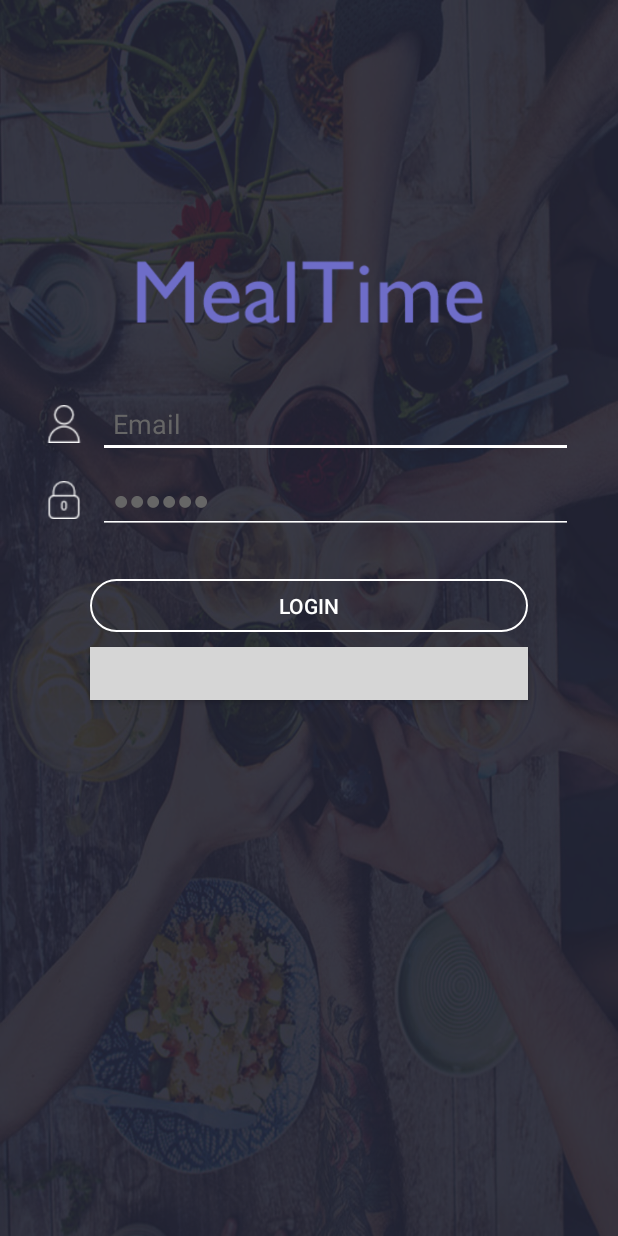
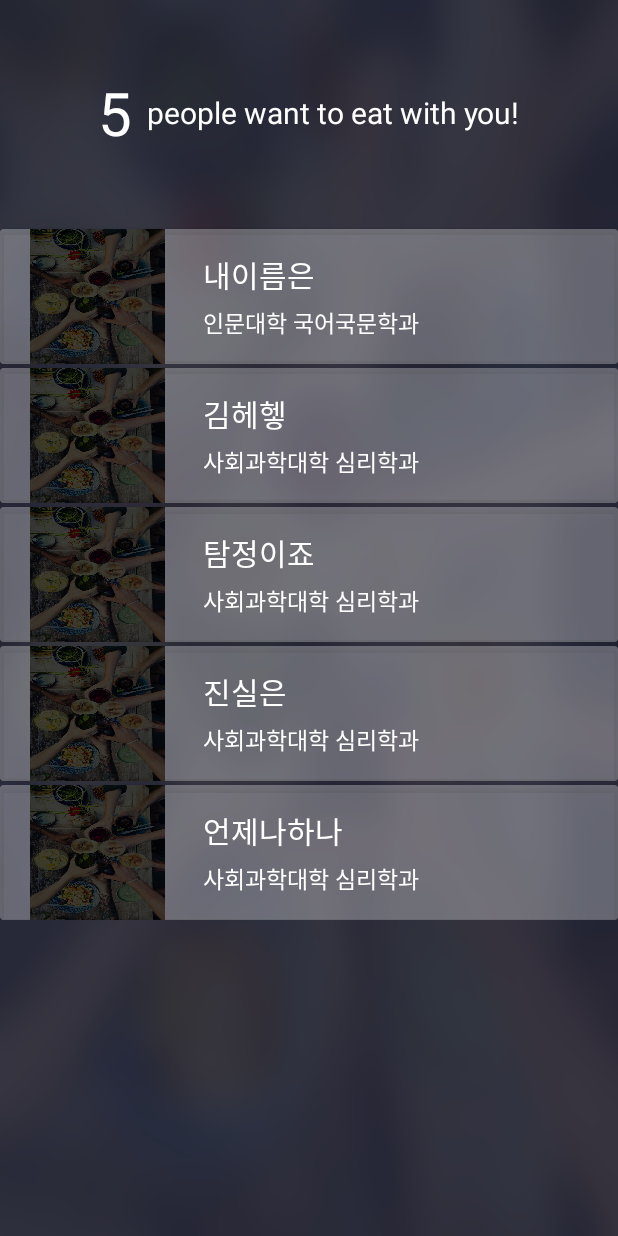
Before and after one commit to haeungun/MealTime_Android, an Android app: the screen it shows after launch (LoginActivity before the commit, MainActivity after it), after a tap on "LOGIN", on a phone screen of 412 x 824 dp. Run offline under Robolectric (Android 15) with nearby library versions, the phone set to English and light mode, and no system bars; our stand-ins replace Firebase (no records; nobody signed in at launch, a user with empty details on screens opened directly), data binding; grey boxes are pictures that could not be loaded.

Commit message:
Main activity.

```diff
--- a/app/build.gradle
+++ b/app/build.gradle
@@ -38,6 +38,8 @@ dependencies {
     })
     compile 'com.android.support:appcompat-v7:25.3.1'
     compile 'com.android.support.constraint:constraint-layout:1.0.2'
+    compile 'com.android.support:cardview-v7:25.3.+'
+    compile 'com.android.support:recyclerview-v7:25.3.+'
     compile 'com.google.firebase:firebase-core:10.0.1'
     compile 'com.google.firebase:firebase-auth:10.0.1'
     compile 'com.google.firebase:firebase-database:10.0.1'
@@ -45,4 +47,5 @@ dependencies {
 }
 
 
+
 apply plugin: 'com.google.gms.google-services'
--- a/app/src/main/AndroidManifest.xml
+++ b/app/src/main/AndroidManifest.xml
@@ -16,7 +16,8 @@
                 <category android:name="android.intent.category.LAUNCHER" />
             </intent-filter>
         </activity>
-        <activity android:name=".view.SignUpActivity"></activity>
+        <activity android:name=".view.SignUpActivity" />
+        <activity android:name=".view.MainActivity"></activity>
     </application>
 
 </manifest>
--- /dev/null
+++ b/app/src/main/java/com/example/haeunkim/mealtime/model/Item.java
@@ -0,0 +1,38 @@
+package com.example.haeunkim.mealtime.model;
+
+
+public class Item {
+    int imgae;
+    String nickName;
+    String major;
+
+    public Item(int image, String nickName, String major) {
+        this.imgae = image;
+        this.nickName = nickName;
+        this.major = major;
+    }
+
+    public int getImgae() {
+        return imgae;
+    }
+
+    public void setImgae(int imgae) {
+        this.imgae = imgae;
+    }
+
+    public String getNickName() {
+        return nickName;
+    }
+
+    public void setNickName(String nickName) {
+        this.nickName = nickName;
+    }
+
+    public String getMajor() {
+        return major;
+    }
+
+    public void setMajor(String major) {
+        this.major = major;
+    }
+}
--- /dev/null
+++ b/app/src/main/java/com/example/haeunkim/mealtime/view/MainActivity.java
@@ -0,0 +1,37 @@
+package com.example.haeunkim.mealtime.view;
+
+import android.app.Activity;
+import android.databinding.DataBindingUtil;
+import android.os.Bundle;
+import android.support.v7.widget.LinearLayoutManager;
+import android.support.v7.widget.RecyclerView;
+
+import com.example.haeunkim.mealtime.R;
+import com.example.haeunkim.mealtime.databinding.MainBinding;
+import com.example.haeunkim.mealtime.viewmodel.MainViewModel;
+import com.example.haeunkim.mealtime.viewmodel.RecyclerAdapter;
+
+public class MainActivity extends Activity {
+    private MainBinding binding;
+    private MainViewModel viewModel;
+
+    @Override
+    protected void onCreate(Bundle savedInstanceState) {
+        super.onCreate(savedInstanceState);
+        this.initDataBinding();
+
+        RecyclerView recyclerView = binding.recycleview;
+        LinearLayoutManager layoutManager = new LinearLayoutManager(this);
+        recyclerView.setHasFixedSize(false);
+        recyclerView.setLayoutManager(layoutManager);
+
+        recyclerView.setAdapter(new RecyclerAdapter(this, R.layout.main));
+
+    }
+
+    private void initDataBinding() {
+        binding = DataBindingUtil.setContentView(this, R.layout.main);
+        viewModel = new MainViewModel(this);
+        binding.setViewModel(viewModel);
+    }
+}
--- a/app/src/main/java/com/example/haeunkim/mealtime/view/SignUpActivity.java
+++ b/app/src/main/java/com/example/haeunkim/mealtime/view/SignUpActivity.java
@@ -32,9 +32,9 @@ public class SignUpActivity extends Activity {
     @Override
     protected void onCreate(Bundle savedInstanceState) {
         super.onCreate(savedInstanceState);
-        setContentView(R.layout.sign_up);
+        this.initDataBinding();
+
         Auth auth = new Auth();
-
         List<String> majorList = new ArrayList<>();
 
         ArrayAdapter<String> adapter = new ArrayAdapter<>(this,
--- a/app/src/main/java/com/example/haeunkim/mealtime/viewmodel/LoginViewModel.java
+++ b/app/src/main/java/com/example/haeunkim/mealtime/viewmodel/LoginViewModel.java
@@ -6,6 +6,7 @@ import android.support.annotation.NonNull;
 import android.view.View;
 
 import com.example.haeunkim.mealtime.model.Util;
+import com.example.haeunkim.mealtime.view.MainActivity;
 import com.example.haeunkim.mealtime.view.SignUpActivity;
 
 public class LoginViewModel implements ViewModel {
@@ -36,7 +37,7 @@ public class LoginViewModel implements ViewModel {
     }
 
     public void onClickLogin(View v) {
-       // Util.goActivity(context, MainActivity.class);
+       Util.goActivity(context, MainActivity.class);
     }
 
     public void onClickSignUp(View v) {
--- /dev/null
+++ b/app/src/main/java/com/example/haeunkim/mealtime/viewmodel/MainViewModel.java
@@ -0,0 +1,33 @@
+package com.example.haeunkim.mealtime.viewmodel;
+
+import android.content.Context;
+import android.support.annotation.NonNull;
+
+
+public class MainViewModel implements ViewModel {
+    private Context context;
+
+    public MainViewModel(@NonNull Context context) {
+        this.context = context;
+    }
+
+    @Override
+    public void onCreate() {
+
+    }
+
+    @Override
+    public void onPause() {
+
+    }
+
+    @Override
+    public void onResume() {
+
+    }
+
+    @Override
+    public void onDestroy() {
+
+    }
+}
--- /dev/null
+++ b/app/src/main/java/com/example/haeunkim/mealtime/viewmodel/RecyclerAdapter.java
@@ -0,0 +1,108 @@
+package com.example.haeunkim.mealtime.viewmodel;
+
+
+import android.content.ClipData;
+import android.content.Context;
+import android.graphics.drawable.Drawable;
+import android.support.v4.content.ContextCompat;
+import android.support.v7.widget.CardView;
+import android.support.v7.widget.RecyclerView;
+import android.view.LayoutInflater;
+import android.view.View;
+import android.view.ViewGroup;
+import android.widget.ImageView;
+import android.widget.TextView;
+
+import com.example.haeunkim.mealtime.R;
+import com.example.haeunkim.mealtime.model.Auth;
+import com.example.haeunkim.mealtime.model.Item;
+import com.example.haeunkim.mealtime.model.Util;
+import com.google.firebase.database.DataSnapshot;
+import com.google.firebase.database.DatabaseError;
+import com.google.firebase.database.ValueEventListener;
+
+import java.util.ArrayList;
+import java.util.List;
+
+public class RecyclerAdapter extends RecyclerView.Adapter<RecyclerAdapter.ViewHolder> {
+
+    private Context context;
+    private List<Item> itemList;
+    private int itemLayout;
+
+    private Auth auth;
+
+    public RecyclerAdapter(Context context, int itemLayout) {
+        this.context = context;
+        this.itemList = new ArrayList<>();
+        this.auth = new Auth();
+
+        Item[] item = new Item[5];
+        item[0] = new Item(R.drawable.dinner1, "내이름은", "인문대학 국어국문학과");
+        item[1] = new Item(R.drawable.dinner1, "김헤헿", "사회과학대학 심리학과");
+        item[2] = new Item(R.drawable.dinner1, "탐정이죠", "사회과학대학 심리학과");
+        item[3] = new Item(R.drawable.dinner1, "진실은", "사회과학대학 심리학과");
+        item[4] = new Item(R.drawable.dinner1, "언제나하나", "사회과학대학 심리학과");
+        for (int i = 0; i < item.length; i++) {
+            itemList.add(item[i]);
+        }
+        this.itemLayout = itemLayout;
+    }
+
+    @Override
+    public ViewHolder onCreateViewHolder(ViewGroup parent, int viewType) {
+        View v = LayoutInflater.from(parent.getContext())
+                .inflate(R.layout.item_cardview, null, false);
+        return new ViewHolder(v);
+    }
+
+    @Override
+    public void onBindViewHolder(ViewHolder holder, int position) {
+        final Item item = itemList.get(position);
+        Drawable drawable = ContextCompat.getDrawable(context, item.getImgae());
+        holder.image.setBackground(drawable);
+        holder.nickName.setText(item.getNickName());
+        holder.major.setText(item.getMajor());
+        holder.cardView.setOnClickListener(view -> {
+            Util.showMessage(context, item.getNickName());
+        });
+    }
+
+    @Override
+    public int getItemCount() {
+        return this.itemList.size();
+    }
+
+    public class ViewHolder extends RecyclerView.ViewHolder {
+        ImageView image;
+        TextView nickName;
+        TextView major;
+        CardView cardView;
+
+        public ViewHolder(View itemView) {
+            super(itemView);
+            image = (ImageView) itemView.findViewById(R.id.item_image);
+            nickName = (TextView) itemView.findViewById(R.id.item_nickname);
+            major = (TextView) itemView.findViewById(R.id.item_major);
+            cardView = (CardView) itemView.findViewById(R.id.cardview);
+        }
+    }
+
+    private void setItems() {
+        auth.getReference().child("waiting").addValueEventListener(new ValueEventListener() {
+            @Override
+            public void onDataChange(DataSnapshot dataSnapshot) {
+                ArrayList<Item> items = (ArrayList<Item>) dataSnapshot.getValue();
+                for (Item item : items) {
+                    itemList.add(item);
+                }
+                Util.showMessage(context, items.size() + " !");
+            }
+
+            @Override
+            public void onCancelled(DatabaseError databaseError) {
+                Util.showMessage(context, "ERROR");
+            }
+        });
+    }
+}
--- /dev/null
+++ b/app/src/main/res/layout/item_cardview.xml
@@ -0,0 +1,58 @@
+<?xml version="1.0" encoding="utf-8"?>
+
+<RelativeLayout xmlns:android="http://schemas.android.com/apk/res/android"
+    xmlns:app="http://schemas.android.com/apk/res-auto"
+    android:orientation="vertical"
+    android:layout_width="match_parent"
+    android:layout_height="match_parent"
+    android:paddingTop="1dp">
+
+    <android.support.v7.widget.CardView
+        android:id="@+id/cardview"
+        android:layout_width="match_parent"
+        android:layout_height="wrap_content"
+        android:layout_marginTop="1dp"
+        app:cardBackgroundColor="@color/transparent_30">
+
+        <LinearLayout
+            android:background="@color/transparent"
+            android:layout_width="match_parent"
+            android:layout_height="match_parent"
+            android:orientation="horizontal">
+
+            <ImageView
+                android:id="@+id/item_image"
+                android:layout_width="90dp"
+                android:layout_height="90dp"
+                android:layout_marginLeft="20dp"/>
+
+            <LinearLayout
+                android:layout_width="match_parent"
+                android:layout_height="wrap_content"
+                android:layout_gravity="center"
+                android:layout_marginLeft="15dp"
+                android:orientation="vertical">
+
+                <TextView
+                    android:id="@+id/item_nickname"
+                    android:layout_width="match_parent"
+                    android:layout_height="wrap_content"
+                    android:paddingLeft="10dp"
+                    android:textSize="20sp"
+                    android:textColor="@color/white"/>
+
+                <TextView
+                    android:id="@+id/item_major"
+                    android:layout_width="match_parent"
+                    android:layout_height="wrap_content"
+                    android:layout_marginTop="5dp"
+                    android:paddingLeft="10dp"
+                    android:textSize="15sp"
+                    android:textColor="@color/white"/>
+
+            </LinearLayout>
+        </LinearLayout>
+
+    </android.support.v7.widget.CardView>
+
+</RelativeLayout>
--- /dev/null
+++ b/app/src/main/res/layout/main.xml
@@ -0,0 +1,52 @@
+<?xml version="1.0" encoding="utf-8"?>
+
+<layout>
+    <data>
+        <variable
+            name="viewModel"
+            type="com.example.haeunkim.mealtime.viewmodel.MainViewModel"/>
+    </data>
+    <RelativeLayout
+        xmlns:android="http://schemas.android.com/apk/res/android"
+        xmlns:app="http://schemas.android.com/apk/res-auto"
+        xmlns:tools="http://schemas.android.com/tools"
+        android:background="@drawable/dinner2_blur"
+        android:layout_width="match_parent"
+        android:layout_height="match_parent"
+        tools:context="com.example.haeunkim.mealtime.view.MainActivity">
+
+        <LinearLayout
+            android:id="@+id/textLayout"
+            android:layout_width="match_parent"
+            android:layout_height="150dp"
+            android:gravity="center"
+            android:orientation="horizontal">
+
+            <TextView
+                android:layout_width="wrap_content"
+                android:layout_height="wrap_content"
+                android:text="5"
+                android:textSize="40dp"
+                android:textColor="@color/white"/>
+
+            <TextView
+                android:layout_width="wrap_content"
+                android:layout_height="wrap_content"
+                android:paddingLeft="10dp"
+                android:text="@string/how_many"
+                android:textSize="20sp"
+                android:textColor="@color/white"/>
+
+        </LinearLayout>
+
+        <android.support.v7.widget.RecyclerView
+            android:id="@+id/recycleview"
+            android:layout_width="match_parent"
+            android:layout_height="match_parent"
+            android:layout_below="@+id/textLayout">
+
+        </android.support.v7.widget.RecyclerView>
+
+
+    </RelativeLayout>
+</layout>
```
